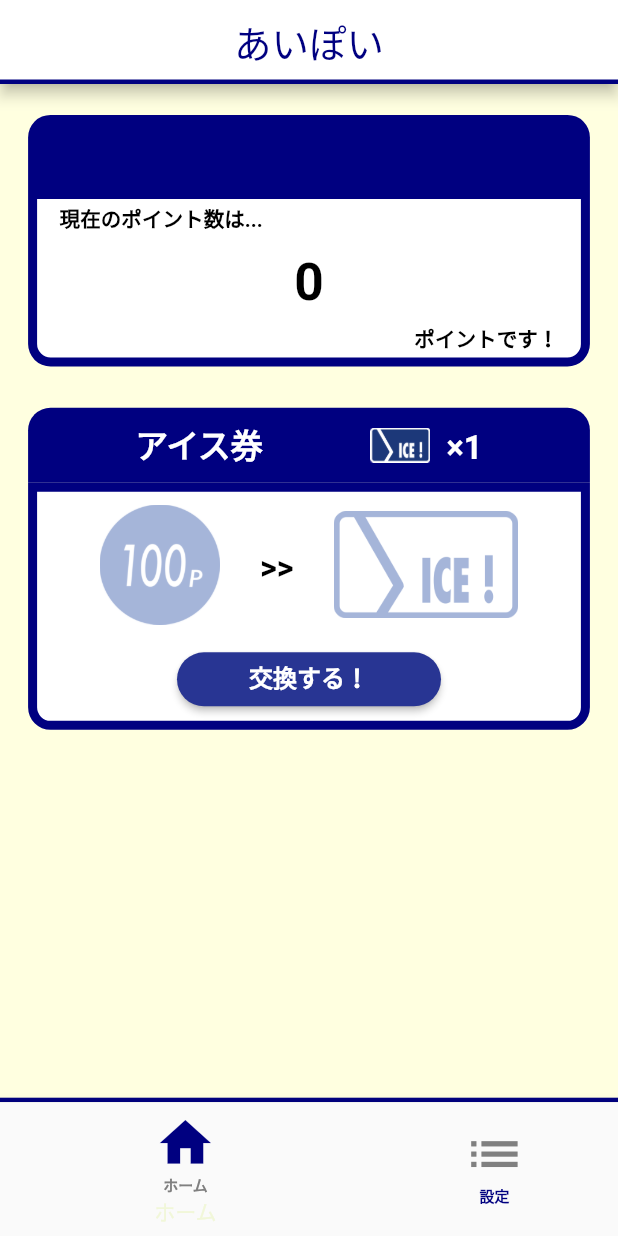
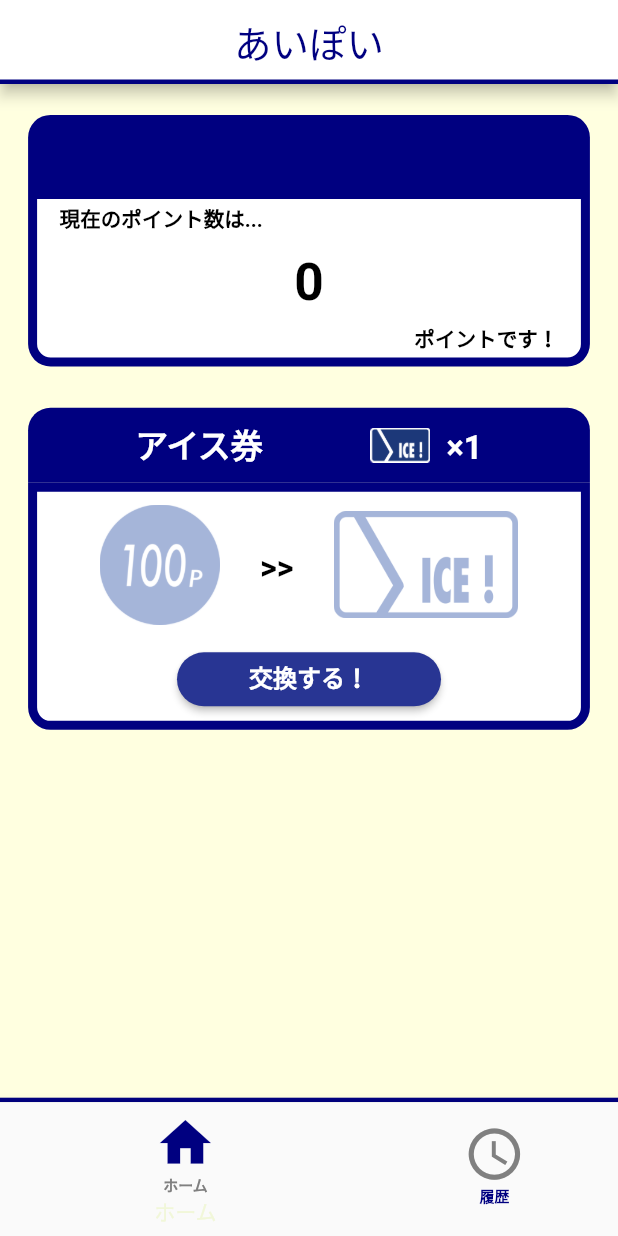
Before and after one commit to TajimaMiho/iken_point, a Flutter app: the screen it shows once a user with an empty profile is signed in, on a phone screen of 412 x 824 dp. Run offline on Flutter 3.47's test engine with Material 2 defaults, Android fonts, the phone set to English and light mode, and no system bars; our stand-ins replace cloud_firestore, firebase_auth, firebase_core, flutter_riverpod, flutter_svg, freezed_annotation and 1 more; missing offline and left inert: dart:html, dart:js; accounts and stored records are empty; network calls fail.

Commit message:
履歴が見れるようになった

```diff
--- a/lib/iken_coin.dart
+++ b/lib/iken_coin.dart
@@ -4,6 +4,7 @@ import 'package:google_fonts/google_fonts.dart';
 import 'package:mycloud/config/styles.dart';
 import 'package:mycloud/top_page_route.dart';
 import 'package:mycloud/view/login.dart';
+import 'package:mycloud/view/top/my_page.dart';
 import 'package:mycloud/view/top/pay.dart';
 
 class IkenCoin extends StatelessWidget {
@@ -16,8 +17,8 @@ class IkenCoin extends StatelessWidget {
         '/login': (BuildContext context) => Top(),
         '/top': (BuildContext context) => Top(),
         '/pay': (BuildContext context) => PayPage(),
-        /*'/error': (BuildContext context) => ErrorPage(),
-        '/history_point': (BuildContext context) => HistoryPoint(),*/
+        //'/error': (BuildContext context) => ErrorPage(),
+        '/history_point': (BuildContext context) => HistoryPoint(),
         //'/help': (BuildContext context) => HelpPage(),
         //'/help_detail': (BuildContext context) => HelpDetail(),
       },
--- a/lib/top_page_route.dart
+++ b/lib/top_page_route.dart
@@ -7,7 +7,7 @@ import 'package:mycloud/view/top/my_page.dart';
 import 'package:mycloud/view/top/top_page.dart';
 
 class TopPageRoute extends ConsumerWidget {
-  final _pageWidgets = [TopPage(), ConfigPage()];
+  final _pageWidgets = [TopPage(), HistoryPoint()];
 
   @override
   Widget build(BuildContext context, WidgetRef ref) {
@@ -44,15 +44,15 @@ class TopPageRoute extends ConsumerWidget {
                 label: 'ホーム'),
             BottomNavigationBarItem(
                 icon: _buildNavigationIconWithName(
-                    Icon(Icons.list,
+                    Icon(Icons.watch_later_outlined,
                         size: iconSize, color: Styles.secondaryColor),
-                    '設定'),
+                    '履歴'),
                 activeIcon: _buildNavigationIconWithName(
-                    Icon(Icons.list,
+                    Icon(Icons.watch_later_outlined,
                         size: iconSize, color: Styles.primaryColor),
-                    '設定',
+                    '履歴',
                     isFocus: true),
-                label: '設定'),
+                label: '履歴'),
           ],
           currentIndex: _currentIndex,
           fixedColor: Styles.accentColor,
```
Also changed, not shown: lib/view/top/my_page.dart (+87 -6 lines).
